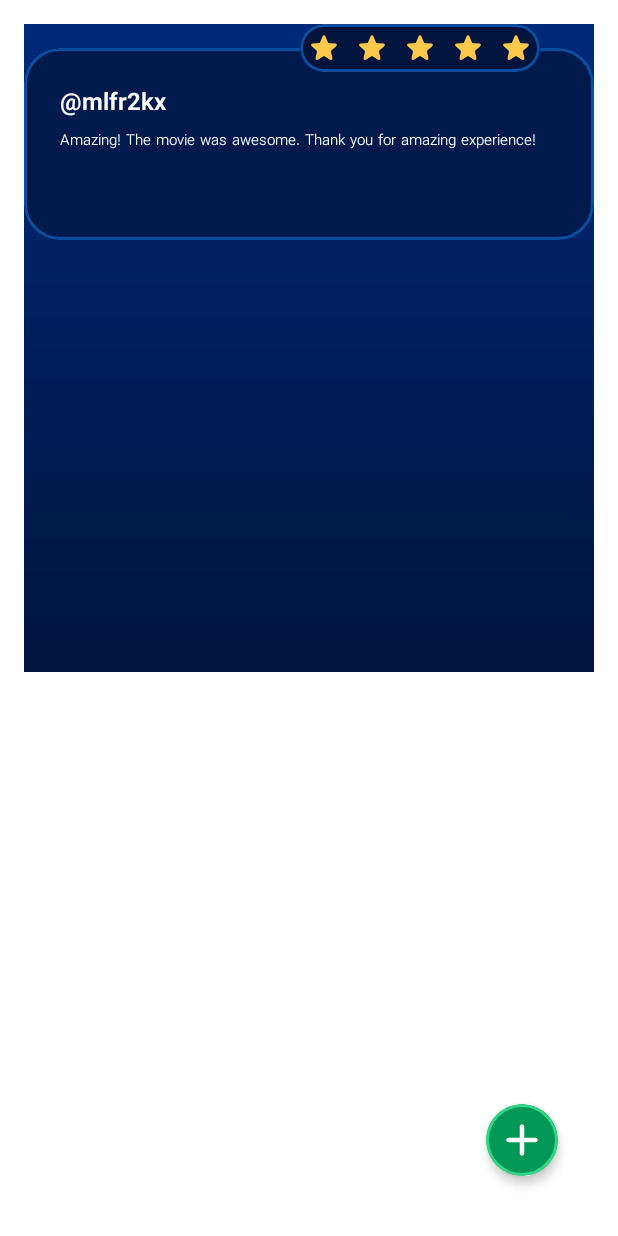
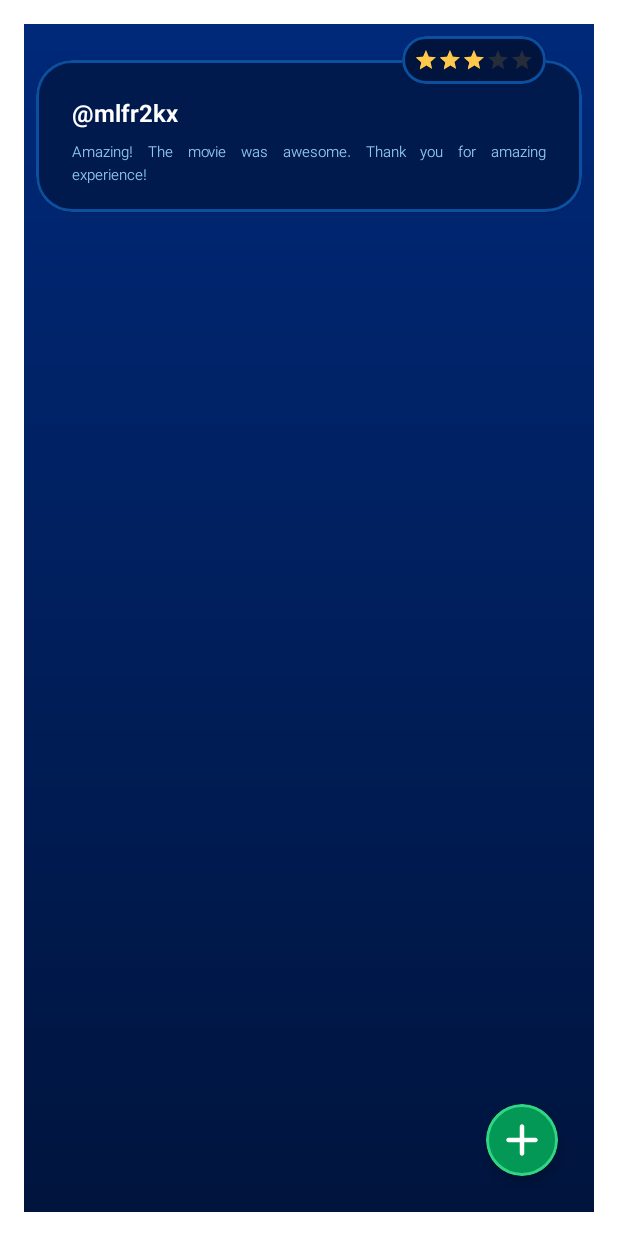
Before and after one commit to nCIS-ir/filmbuff-android, an Android app: the layout fragment_movie_serie_reviews.xml on its own in the app's theme, with its tools: preview values and no code run, on a phone screen of 412 x 824 dp. Run offline under Robolectric (Android 15) with nearby library versions, the phone set to English and light mode, and no system bars.

Commit message:
Refactor: Update Reviews RecyclerView Layout
- Changed the root layout of `adapter_recycler_review.xml` from `match_parent` height to `match_parent` width and `match_parent` height.
- Added 8dp padding to the root layout.
- Changed the `cvReviews` height from `128dp` to `wrap_content`.
- Updated the `tvBody` layout to have `match_parent` width, removed fixed height, added end and bottom margins, set `justificationMode` to `inter_word`, and changed text color to `@color/blue_100`.
- Adjusted the end margin of the rating card view from `36dp` to `24dp`.
- Replaced the horizontal `LinearLayout` containing individual stars with a `AppCompatRatingBar` in the rating card view.
- Removed the background drawable `bg_gradient_blue_dark` from the root layout of `adapter_recycler_review.xml`.
- Added the background drawable `bg_gradient_blue_dark` as a tools attribute to the root layout of `fragment_movie_serie_reviews.xml`.

```diff
--- a/app/src/main/res/layout/adapter_recycler_review.xml
+++ b/app/src/main/res/layout/adapter_recycler_review.xml
@@ -4,12 +4,12 @@
     xmlns:tools="http://schemas.android.com/tools"
     android:layout_width="match_parent"
     android:layout_height="match_parent"
-    tools:background="@drawable/bg_gradient_blue_dark">
+    android:padding="8dp">
 
     <com.google.android.material.card.MaterialCardView
         android:id="@+id/cvReviews"
         android:layout_width="match_parent"
-        android:layout_height="128dp"
+        android:layout_height="wrap_content"
         android:layout_marginTop="16dp"
         app:cardBackgroundColor="@color/blue_dark_300"
         app:cardCornerRadius="24dp"
@@ -36,14 +36,18 @@
 
             <androidx.appcompat.widget.AppCompatTextView
                 android:id="@+id/tvBody"
-                android:layout_width="wrap_content"
+                android:layout_width="match_parent"
                 android:layout_height="wrap_content"
                 android:layout_marginStart="24dp"
                 android:layout_marginTop="4dp"
+                android:layout_marginEnd="24dp"
+                android:layout_marginBottom="16dp"
                 android:fontFamily="@font/regular"
+                android:justificationMode="inter_word"
                 android:text="@string/reviews_description"
-                android:textColor="@color/white"
+                android:textColor="@color/blue_100"
                 android:textSize="10sp"
+                app:layout_constraintBottom_toBottomOf="parent"
                 app:layout_constraintStart_toStartOf="parent"
                 app:layout_constraintTop_toBottomOf="@+id/tvUsername"
                 tools:ignore="SmallSp" />
@@ -53,7 +57,7 @@
     <com.google.android.material.card.MaterialCardView
         android:layout_width="wrap_content"
         android:layout_height="32dp"
-        android:layout_marginEnd="36dp"
+        android:layout_marginEnd="24dp"
         app:cardBackgroundColor="@color/blue_dark_400"
         app:cardCornerRadius="24dp"
         app:layout_constraintBottom_toTopOf="@+id/cvReviews"
@@ -62,45 +66,19 @@
         app:strokeColor="@color/blue_800"
         app:strokeWidth="2dp">
 
-        <LinearLayout
-            android:layout_width="match_parent"
-            android:layout_height="match_parent"
-            android:orientation="horizontal">
-
-            <androidx.appcompat.widget.AppCompatImageView
-                android:layout_width="32dp"
-                android:layout_height="32dp"
-                android:padding="4dp"
-                android:tint="@color/orange_300"
-                app:srcCompat="@drawable/ic_star_full" />
-
-            <androidx.appcompat.widget.AppCompatImageView
-                android:layout_width="32dp"
-                android:layout_height="32dp"
-                android:padding="4dp"
-                android:tint="@color/orange_300"
-                app:srcCompat="@drawable/ic_star_full" />
-
-            <androidx.appcompat.widget.AppCompatImageView
-                android:layout_width="32dp"
-                android:layout_height="32dp"
-                android:padding="4dp"
-                android:tint="@color/orange_300"
-                app:srcCompat="@drawable/ic_star_full" />
-
-            <androidx.appcompat.widget.AppCompatImageView
-                android:layout_width="32dp"
-                android:layout_height="32dp"
-                android:padding="4dp"
-                android:tint="@color/orange_300"
-                app:srcCompat="@drawable/ic_star_full" />
-
-            <androidx.appcompat.widget.AppCompatImageView
-                android:layout_width="32dp"
-                android:layout_height="32dp"
-                android:padding="4dp"
-                android:tint="@color/orange_300"
-                app:srcCompat="@drawable/ic_star_full" />
-        </LinearLayout>
+        <androidx.appcompat.widget.AppCompatRatingBar
+            android:id="@+id/rbRating"
+            style="@style/Widget.AppCompat.RatingBar.Small"
+            android:layout_width="wrap_content"
+            android:layout_height="wrap_content"
+            android:layout_gravity="center"
+            android:layout_marginStart="8dp"
+            android:layout_marginEnd="8dp"
+            android:numStars="5"
+            android:progressBackgroundTint="@color/orange_900"
+            android:progressTint="@color/orange_300"
+            android:rating="3"
+            android:secondaryProgressTint="@color/orange_300"
+            android:stepSize="1" />
     </com.google.android.material.card.MaterialCardView>
 </androidx.constraintlayout.widget.ConstraintLayout>
--- a/app/src/main/res/layout/fragment_movie_serie_reviews.xml
+++ b/app/src/main/res/layout/fragment_movie_serie_reviews.xml
@@ -5,7 +5,8 @@
     android:layout_width="match_parent"
     android:layout_height="match_parent"
     android:layout_margin="16dp"
-    android:layout_marginTop="24dp">
+    android:layout_marginTop="24dp"
+    tools:background="@drawable/bg_gradient_blue_dark">
 
     <androidx.recyclerview.widget.RecyclerView
         android:layout_width="match_parent"
```
